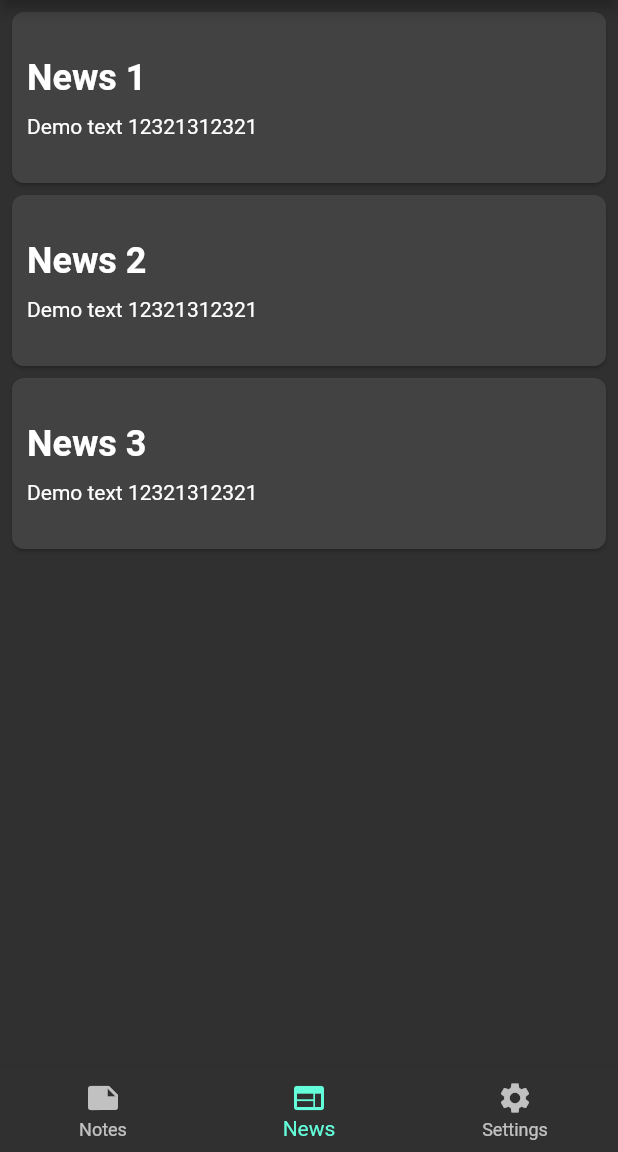
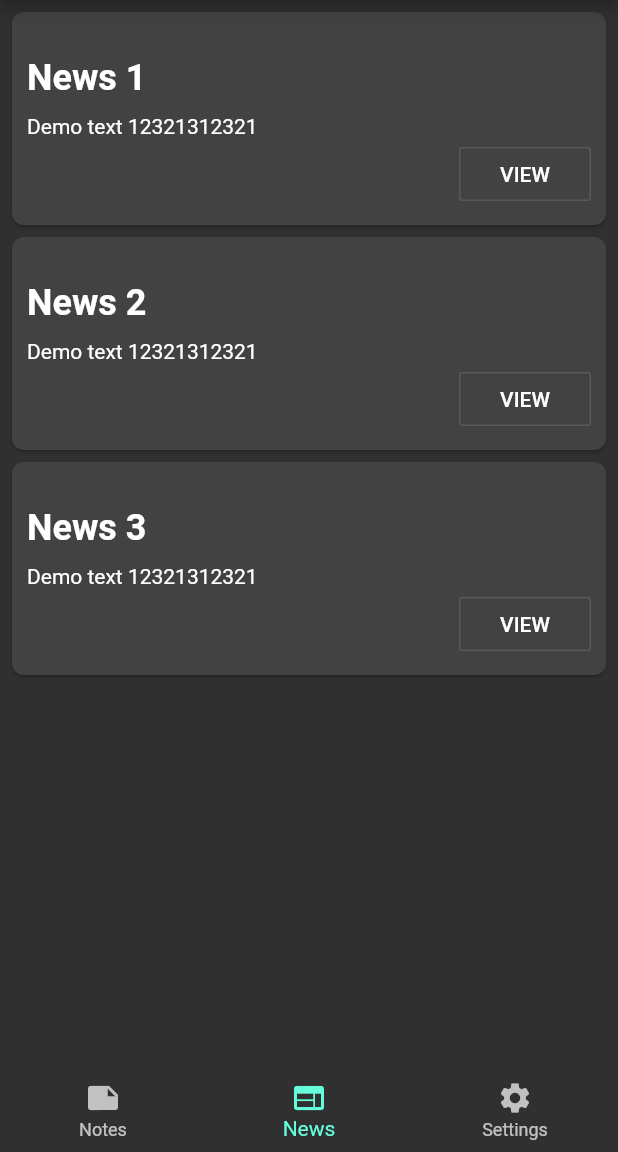
Before and after one commit to sdim2016/flutter-state-management, a Flutter app: the screen it shows after launch, item 2 of the bottom bar chosen, on a phone screen of 412 x 824 dp, the part 84-1236 px from its top. Run offline on Flutter 3.47's test engine with Material 2 defaults, Android fonts, the phone set to English and light mode, and no system bars; our stand-ins replace settings_ui.

Commit message:
News view page basic UI implemented

```diff
--- a/setstate/lib/view/pages/news_page.dart
+++ b/setstate/lib/view/pages/news_page.dart
@@ -1,5 +1,6 @@
 import 'package:flutter/material.dart';
 import 'package:setstate/model/news.dart';
+import 'package:setstate/view/pages/news_view_page.dart';
 
 class NewsPage extends StatelessWidget {
   @override
@@ -23,12 +24,27 @@ class NewsPage extends StatelessWidget {
                       borderRadius: BorderRadius.all(Radius.circular(8.0))),
                   child: Padding(
                     padding: const EdgeInsets.only(
-                        top: 30.0, bottom: 30.0, left: 10.0, right: 10.0),
+                        top: 30.0, bottom: 10.0, left: 10.0, right: 10.0),
                     child: Column(
                       crossAxisAlignment: CrossAxisAlignment.start,
                       children: [
-                        _NewsTitle(notes[index].title),
-                        _NewsContent(notes[index].text)
+                        NewsTitle(notes[index].title),
+                        NewsContent(notes[index].text),
+                        Row(
+                          mainAxisAlignment: MainAxisAlignment.end,
+                          children: [
+                            OutlineButton(
+                              child: Text('VIEW'),
+                              onPressed: () {
+                                Navigator.push(context,
+                                    MaterialPageRoute(builder: (context) {
+                                      return NewsViewPage(title: notes[index].title, content: notes[index].text,);
+                                    })
+                                );
+                              },
+                            ),
+                          ],
+                        )
                       ],
                     ),
                   ),
@@ -41,10 +57,10 @@ class NewsPage extends StatelessWidget {
   }
 }
 
-class _NewsTitle extends StatelessWidget {
+class NewsTitle extends StatelessWidget {
 
   final String _title;
-  _NewsTitle(this._title);
+  NewsTitle(this._title);
 
   @override
   Widget build(BuildContext context) {
@@ -55,10 +71,10 @@ class _NewsTitle extends StatelessWidget {
   }
 }
 
-class _NewsContent extends StatelessWidget {
+class NewsContent extends StatelessWidget {
 
   final String _text;
-  _NewsContent(this._text);
+  NewsContent(this._text);
 
   @override
   Widget build(BuildContext context) {
```
Also changed, not shown: setstate/lib/view/pages/news_view_page.dart (added, +32 -0 lines).
